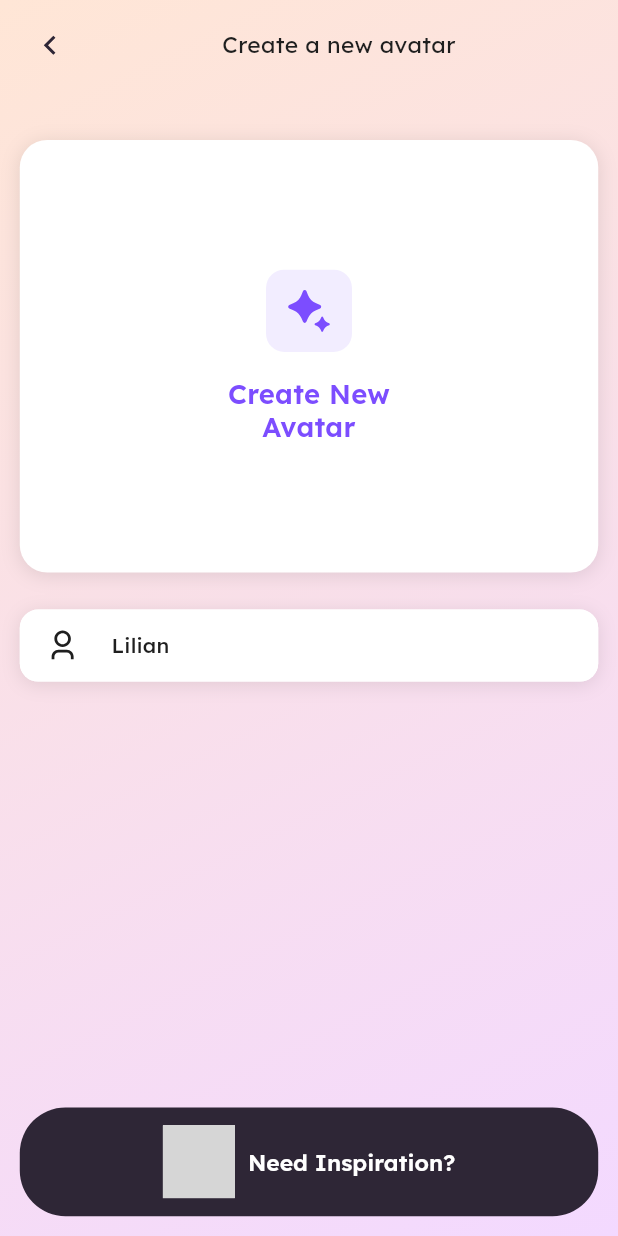
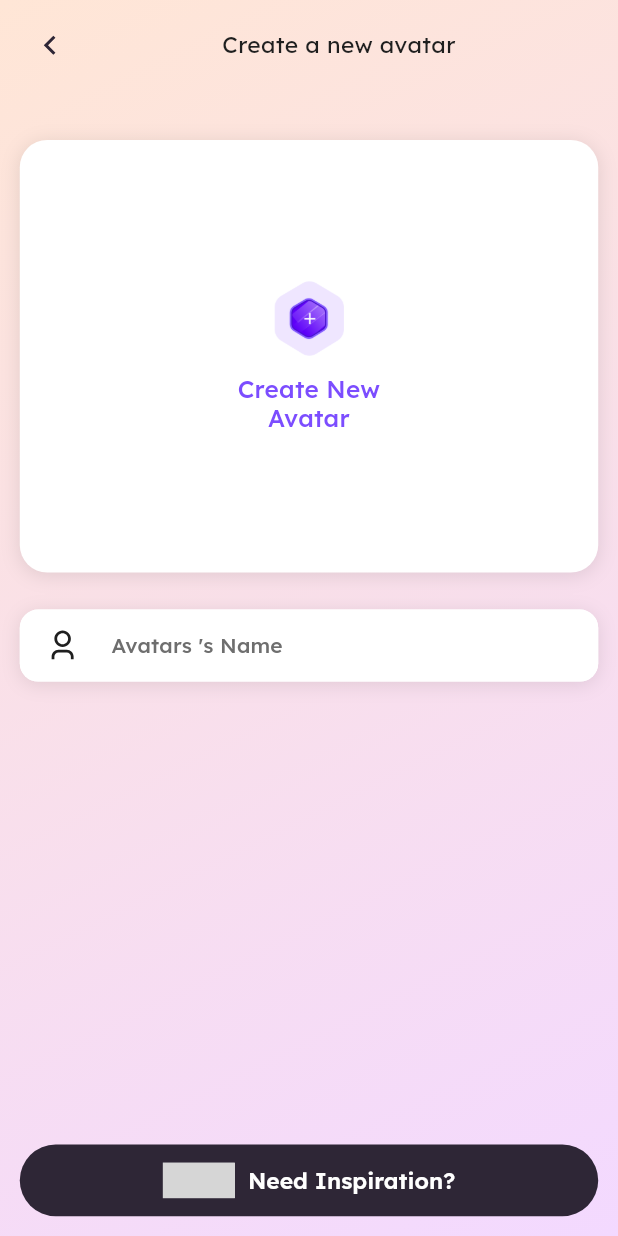
Before and after one commit to ahmadzaib/sleep-app, a Flutter app: the CreateAvatarScreen screen opened by its route, on a phone screen of 412 x 824 dp. Run offline on Flutter 3.47's test engine with Material 3 defaults, Android fonts, the phone set to English and light mode, and no system bars; drawn by our look-alikes of zoom_tap_animation; our stand-ins replace cached_network_image, dio, dropdown_button2, firebase_core, flutter_screenutil, flutter_secure_storage and 8 more; missing offline and left inert: super_tooltip, svg_flutter; accounts and stored records are empty; grey boxes are pictures that could not be loaded.

Commit message:
feat: updated create avatar screen

```diff
--- a/lib/features/avatar/views/avatar_screen.dart
+++ b/lib/features/avatar/views/avatar_screen.dart
@@ -2,6 +2,7 @@ import 'package:avatar_flow/core/constants/app_constants.dart';
 import 'package:avatar_flow/core/constants/app_icons.dart';
 import 'package:avatar_flow/core/router/navigation_service.dart';
 import 'package:avatar_flow/core/router/routes.dart';
+import 'package:avatar_flow/core/theme/app_colors.dart';
 import 'package:avatar_flow/core/utils/spacing.dart';
 import 'package:avatar_flow/features/avatar/views/components/avatar_appbar.dart';
 import 'package:avatar_flow/features/avatar/views/components/avatar_cards.dart';
@@ -34,7 +35,6 @@ class AvatarScreen extends StatelessWidget {
               },
             ),
             Spacing.y(2),
-
             AvtarMilestonesTile(
               title: 'Create 10 avatars',
               totalValue: 10,
--- a/lib/features/avatar/views/create_avatar_screen.dart
+++ b/lib/features/avatar/views/create_avatar_screen.dart
@@ -1,5 +1,6 @@
 import 'package:avatar_flow/core/constants/app_constants.dart';
 import 'package:avatar_flow/core/constants/app_icons.dart';
+import 'package:avatar_flow/core/constants/app_images.dart';
 import 'package:avatar_flow/core/theme/app_theme_extension.dart';
 import 'package:avatar_flow/core/utils/spacing.dart';
 import 'package:avatar_flow/widgets/bg_widget.dart';
@@ -10,11 +11,6 @@ import 'package:avatar_flow/widgets/custom_app_bar.dart';
 import 'package:flutter/material.dart';
 import 'package:flutter_screenutil/flutter_screenutil.dart';
 
-import 'package:avatar_flow/core/router/navigation_service.dart';
-import 'package:avatar_flow/core/router/routes.dart';
-import 'package:avatar_flow/features/avatar/providers/avatar_provider.dart';
-import 'package:provider/provider.dart';
-
 class CreateAvatarScreen extends StatelessWidget {
   const CreateAvatarScreen({super.key});
 
@@ -24,7 +20,7 @@ class CreateAvatarScreen extends StatelessWidget {
     return BgWidget(
       child: Scaffold(
         bottomNavigationBar: SizedBox(
-          height: 0.12.sh,
+          height: 0.09.sh,
           child: Padding(
             padding: AppConstants.defaultAllPadding,
             child: Center(
@@ -42,22 +38,17 @@ class CreateAvatarScreen extends StatelessWidget {
           title: "Create a new avatar",
           isALigned: true,
         ),
-        body: Consumer<AvatarProvider>(
-          builder: (context, provider, child) {
-            return Padding(
+        body: Padding(
           padding: AppConstants.defaultPaddingHorizental,
           child: SingleChildScrollView(
             child: Column(
               children: [
                 Spacing.y(4),
                 // Big card
-                    GestureDetector(
-                      onTap: () {
-                        NavigationService.pushNamed(AppRoutes.promptAvatar);
-                      },
-                      child: Container(
+                Container(
                   height: .35.sh,
                   width: double.infinity,
+
                   decoration: BoxDecoration(
                     color: Theme.of(context).colorScheme.surface,
                     borderRadius: BorderRadius.circular(
@@ -68,31 +59,19 @@ class CreateAvatarScreen extends StatelessWidget {
                   child: Column(
                     mainAxisAlignment: MainAxisAlignment.center,
                     children: [
-                            Container(
-                              padding: EdgeInsets.all(12.r),
-                              decoration: BoxDecoration(
-                                color: context.appColors.primary.withValues(alpha: 0.1),
-                                borderRadius: BorderRadius.circular(12.r),
-                              ),
-                              child: CustomSvg(
-                                path: AppIconsSvg.magic,
-                                color: context.appColors.primary,
-                                size: 30,
-                              ),
-                            ),
-                            Spacing.y(2),
+                      Image.asset(AppImagesPng.add, height: 50),
+                      Spacing.y(1.5),
                       Text(
                         "Create New\nAvatar",
                         textAlign: TextAlign.center,
                         style: textTheme.titleMedium?.copyWith(
                           color: context.appColors.primary,
-                                fontWeight: FontWeight.w600,
+                          fontWeight: FontWeight.w500,
                           height: 1.2,
-                                fontSize: 18.sp,
+                          fontSize: 16.sp,
                         ),
                       ),
                     ],
-                        ),
                   ),
                 ),
                 Spacing.y(3),
@@ -104,11 +83,6 @@ class CreateAvatarScreen extends StatelessWidget {
                     boxShadow: [AppConstants.defaultShadow],
                   ),
                   child: CustomTextField(
-                        initialValue: provider.avatarName,
-                        onChanged: (val) {
-                          provider.updateName(val ?? "");
-                          return null;
-                        },
                     hintText: "Avatars 's Name",
                     isFilled: true,
                     fillColor: Theme.of(context).colorScheme.surface,
@@ -124,8 +98,6 @@ class CreateAvatarScreen extends StatelessWidget {
               ],
             ),
           ),
-            );
-          },
         ),
       ),
     );
```
Lines whose indentation alone changed are shown as unchanged.
